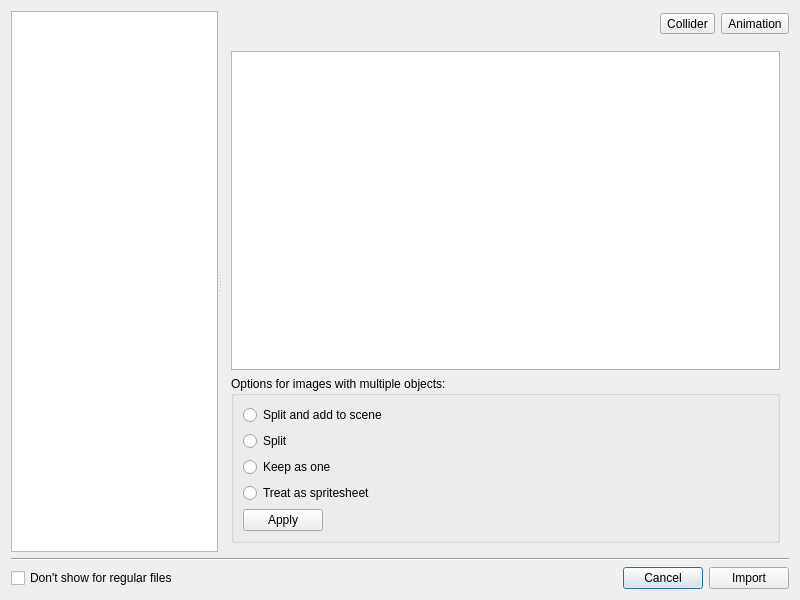
Before: the Qt Designer form compound_widgets/import_widget/importdialog.ui in jreuss/tudimapper, drawn with Qt 5.
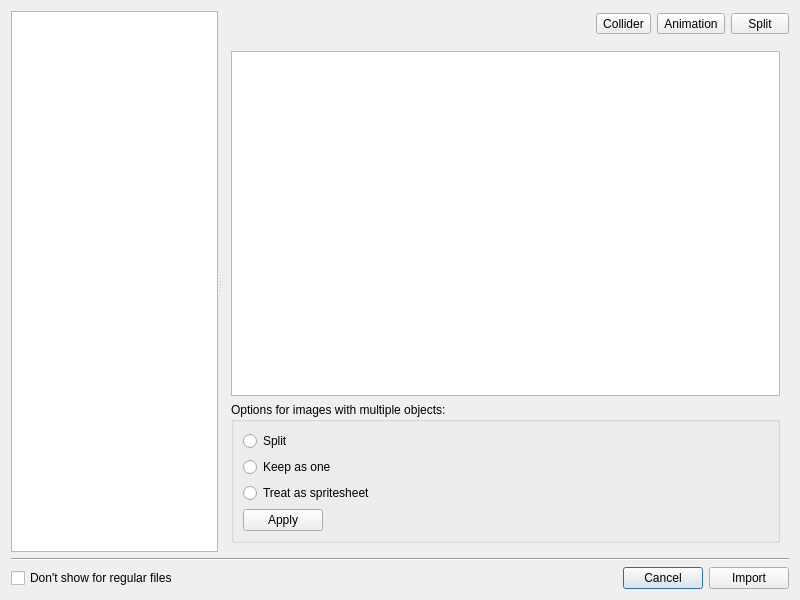
After: the same form once the commit is applied. The open tabs and pages were chosen to show the change. Custom widgets are drawn as their Qt base class.

Commit message: Lots of updates on the importdialog

The edit to the form file:
```diff
--- a/compound_widgets/import_widget/importdialog.ui
+++ b/compound_widgets/import_widget/importdialog.ui
@@ -149,6 +149,12 @@
             </item>
             <item>
              <widget class="QToolButton" name="toolBtn_animation">
+              <property name="minimumSize">
+               <size>
+                <width>0</width>
+                <height>0</height>
+               </size>
+              </property>
               <property name="text">
                <string>Animation</string>
               </property>
@@ -160,6 +166,19 @@
               </property>
              </widget>
             </item>
+            <item>
+             <widget class="QToolButton" name="toolBtn_split">
+              <property name="text">
+               <string>   Split   </string>
+              </property>
+              <property name="checkable">
+               <bool>true</bool>
+              </property>
+              <property name="autoExclusive">
+               <bool>true</bool>
+              </property>
+             </widget>
+            </item>
            </layout>
           </item>
          </layout>
@@ -221,13 +240,6 @@
               <string>Options for images with multiple objects:</string>
              </property>
              <layout class="QVBoxLayout" name="verticalLayout_5">
-              <item>
-               <widget class="QRadioButton" name="radio_splitToScene">
-                <property name="text">
-                 <string>Split and add to scene</string>
-                </property>
-               </widget>
-              </item>
               <item>
                <widget class="QRadioButton" name="radio_split">
                 <property name="text">
```
Left out of the diff: 2 changed lines with no effect on the pictures. The commit also changes 11 other files.
